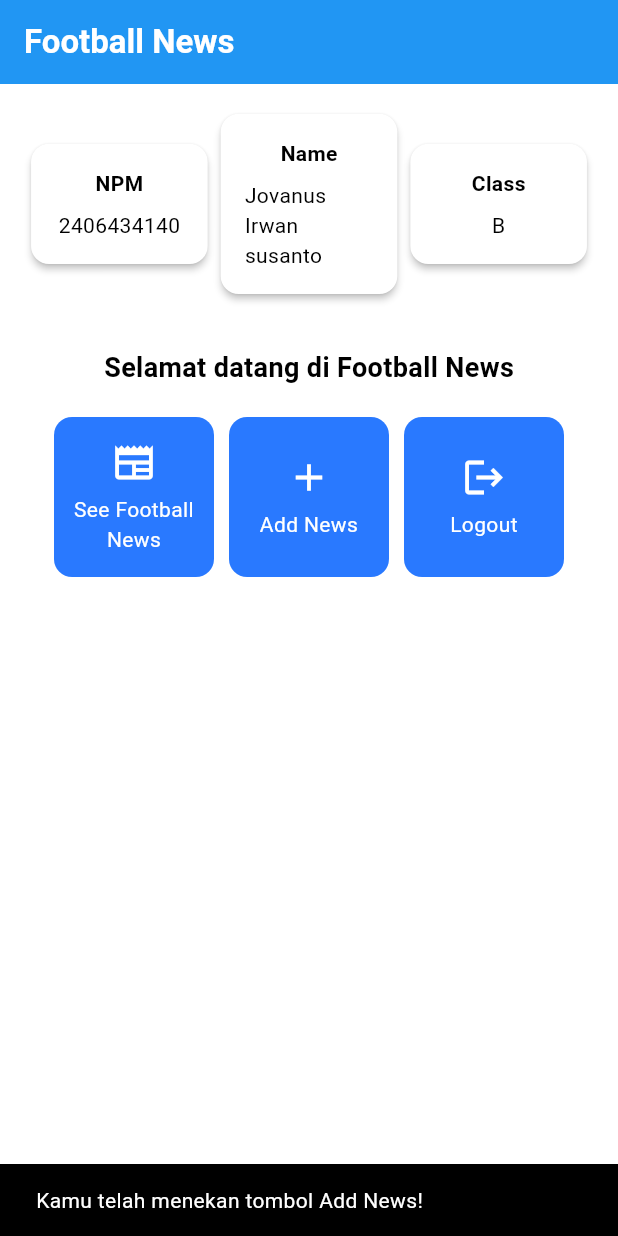
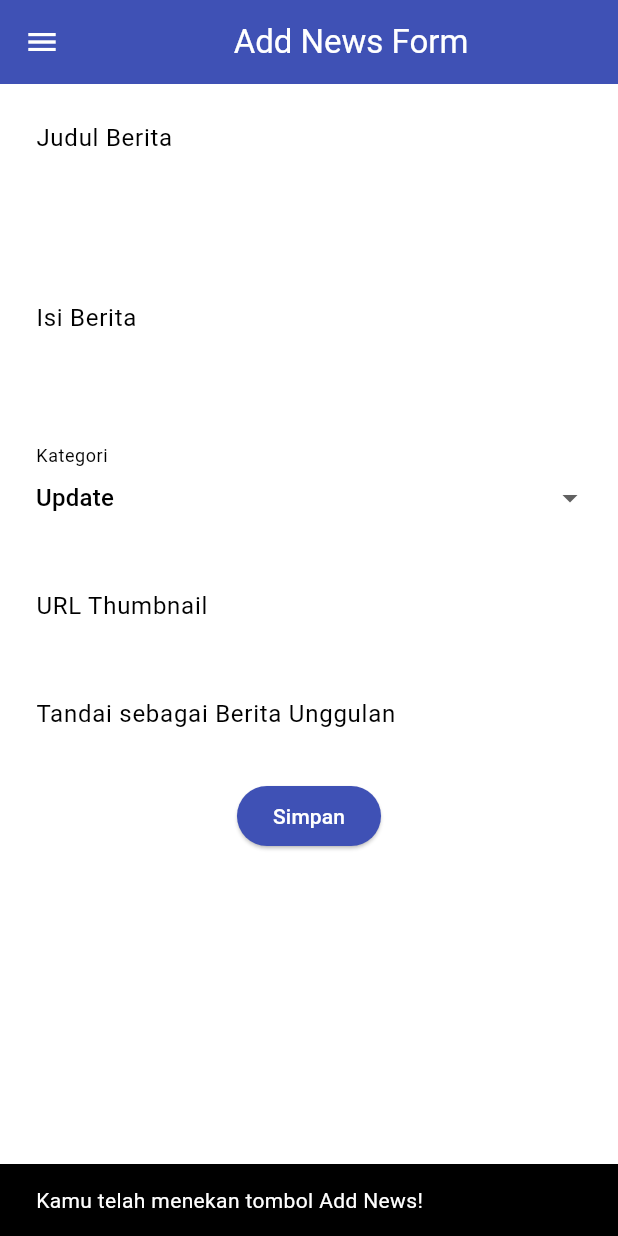
Before and after one commit to Jovanus2106/football-news-mobile, a Flutter app: the MyHomePage screen opened directly, after a tap on "Add News", on a phone screen of 412 x 824 dp. Run offline on Flutter 3.47's test engine with Material 3 defaults, Android fonts, the phone set to English and light mode, and no system bars.

Commit message:
tutorial 7 selesai

```diff
--- a/lib/main.dart
+++ b/lib/main.dart
@@ -1,5 +1,5 @@
 import 'package:flutter/material.dart';
-import 'package:football_news/menu.dart';
+import 'package:football_news/screens/menu.dart';
 
 void main() {
   runApp(const MyApp());
--- a/lib/menu.dart
+++ b/lib/screens/menu.dart
@@ -1,13 +1,17 @@
 import 'package:flutter/material.dart';
+import 'package:football_news/widgets/left_drawer.dart';
+import 'newslist_form.dart';
 
 class MyHomePage extends StatelessWidget {
-  MyHomePage({super.key, required ColorScheme colorScheme});
+  final ColorScheme colorScheme;
+
+  const MyHomePage({super.key, required this.colorScheme});
 
   final String nama = "Jovanus Irwan susanto"; //nama
   final String npm = "2406434140"; //npm
   final String kelas = "B"; //kelas
 
-  final List<ItemHomepage> items = [
+  static const List<ItemHomepage> items = [
     ItemHomepage("See Football News", Icons.newspaper),
     ItemHomepage("Add News", Icons.add),
     ItemHomepage("Logout", Icons.logout),
@@ -33,6 +37,7 @@ class MyHomePage extends StatelessWidget {
             .colorScheme
             .primary,
       ),
+      drawer: LeftDrawer(),
       // Body halaman dengan padding di sekelilingnya.
       body: Padding(
         padding: const EdgeInsets.all(16.0),
@@ -133,7 +138,7 @@ class ItemHomepage {
   final String name;
   final IconData icon;
 
-  ItemHomepage(this.name, this.icon);
+  const ItemHomepage(this.name, this.icon);
 }
 
 class ItemCard extends StatelessWidget {
@@ -160,6 +165,16 @@ class ItemCard extends StatelessWidget {
             ..showSnackBar(
                 SnackBar(content: Text("Kamu telah menekan tombol ${item.name}!"))
             );
+
+          // Navigate to NewsFormPage if "Add News" is tapped
+          if (item.name == "Add News") {
+            Navigator.push(
+              context,
+              MaterialPageRoute(
+                builder: (context) => const NewsFormPage(),
+              ),
+            );
+          }
         },
         // Container untuk menyimpan Icon dan Text
         child: Container(
--- /dev/null
+++ b/lib/screens/newslist_form.dart
@@ -0,0 +1,211 @@
+import 'package:flutter/material.dart';
+import 'package:football_news/widgets/left_drawer.dart';
+
+class NewsFormPage extends StatefulWidget {
+    const NewsFormPage({super.key});
+
+    @override
+    State<NewsFormPage> createState() => _NewsFormPageState();
+}
+
+class _NewsFormPageState extends State<NewsFormPage> {
+    final _formKey = GlobalKey<FormState>();
+    String _title = "";
+    String _content = "";
+    String _category = "update"; // default
+    String _thumbnail = "";
+    bool _isFeatured = false; // default
+
+    final List<String> _categories = [
+        'transfer',
+        'update',
+        'exclusive',
+        'match',
+        'rumor',
+        'analysis',
+    ];
+
+    @override
+    Widget build(BuildContext context) {
+        return Scaffold(
+          appBar: AppBar(
+            title: const Center(
+              child: Text(
+                'Add News Form',
+              ),
+            ),
+            backgroundColor: Colors.indigo,
+            foregroundColor: Colors.white,
+          ),
+          drawer: const LeftDrawer(),
+          body: Form(
+            key: _formKey,
+            child: SingleChildScrollView(
+              child: Column(
+                crossAxisAlignment: CrossAxisAlignment.start,
+                children: [
+                  // === Title ===
+                  Padding(
+                    padding: const EdgeInsets.all(8.0),
+                    child: TextFormField(
+                      decoration: InputDecoration(
+                        hintText: "Judul Berita",
+                        labelText: "Judul Berita",
+                        border: OutlineInputBorder(
+                          borderRadius: BorderRadius.circular(5.0),
+                        ),
+                      ),
+                      onChanged: (String? value) {
+                        setState(() {
+                          _title = value!;
+                        });
+                      },
+                      validator: (String? value) {
+                        if (value == null || value.isEmpty) {
+                          return "Judul tidak boleh kosong!";
+                        }
+                        return null;
+                      },
+                    ),
+                  ),
+
+                  // === Content ===
+                  Padding(
+                    padding: const EdgeInsets.all(8.0),
+                    child: TextFormField(
+                      maxLines: 5,
+                      decoration: InputDecoration(
+                        hintText: "Isi Berita",
+                        labelText: "Isi Berita",
+                        border: OutlineInputBorder(
+                          borderRadius: BorderRadius.circular(5.0),
+                        ),
+                      ),
+                      onChanged: (String? value) {
+                        setState(() {
+                          _content = value!;
+                        });
+                      },
+                      validator: (String? value) {
+                        if (value == null || value.isEmpty) {
+                          return "Isi berita tidak boleh kosong!";
+                        }
+                        return null;
+                      },
+                    ),
+                  ),
+
+                  // === Category ===
+                  Padding(
+                    padding: const EdgeInsets.all(8.0),
+                    child: DropdownButtonFormField<String>(
+                      decoration: InputDecoration(
+                        labelText: "Kategori",
+                        border: OutlineInputBorder(
+                          borderRadius: BorderRadius.circular(5.0),
+                        ),
+                      ),
+                      initialValue: _category,
+                      items: _categories
+                          .map((cat) => DropdownMenuItem(
+                                value: cat,
+                                child: Text(
+                                    cat[0].toUpperCase() + cat.substring(1)),
+                              ))
+                          .toList(),
+                      onChanged: (String? newValue) {
+                        setState(() {
+                          _category = newValue!;
+                        });
+                      },
+                    ),
+                  ),
+
+                  // === Thumbnail URL ===
+                  Padding(
+                    padding: const EdgeInsets.all(8.0),
+                    child: TextFormField(
+                      decoration: InputDecoration(
+                        hintText: "URL Thumbnail (opsional)",
+                        labelText: "URL Thumbnail",
+                        border: OutlineInputBorder(
+                          borderRadius: BorderRadius.circular(5.0),
+                        ),
+                      ),
+                      onChanged: (String? value) {
+                        setState(() {
+                          _thumbnail = value ?? "";
+                        });
+                      },
+                    ),
+                  ),
+
+                  // === Is Featured ===
+                  Padding(
+                    padding: const EdgeInsets.all(8.0),
+                    child: SwitchListTile(
+                      title: const Text("Tandai sebagai Berita Unggulan"),
+                      value: _isFeatured,
+                      onChanged: (bool value) {
+                        setState(() {
+                          _isFeatured = value;
+                        });
+                      },
+                    ),
+                  ),
+
+                  // === Tombol Simpan ===
+                  Padding(
+                    padding: const EdgeInsets.all(8.0),
+                    child: Center(
+                      child: ElevatedButton(
+                        style: ElevatedButton.styleFrom(
+                          backgroundColor: Colors.indigo,
+                        ),
+                        onPressed: () {
+                          if (_formKey.currentState!.validate()) {
+                            showDialog(
+                              context: context,
+                              builder: (context) {
+                                return AlertDialog(
+                                  title: const Text('Berita berhasil tersimpan'),
+                                  content: SingleChildScrollView(
+                                    child: Column(
+                                      crossAxisAlignment: CrossAxisAlignment.start,
+                                      children: [
+                                        Text('Judul: $_title'),
+                                        Text('Kategori: $_category'),
+                                        Text('Isi Berita: $_content'),
+                                        Text('URL Thumbnail: $_thumbnail'),
+                                        Text('Unggulan: ${_isFeatured ? "Ya" : "Tidak"}'),
+                                      ],
+                                    ),
+                                  ),
+                                  actions: [
+                                    TextButton(
+                                      onPressed: () {
+                                        Navigator.pop(context);
+                                        _formKey.currentState!.reset();
+                                      },
+                                      child: const Text('OK'),
+                                    ),
+                                  ],
+                                );
+                              },
+                            );
+                          }
+                        },
+                        child: const Text(
+                          "Simpan",
+                          style: TextStyle(color: Colors.white),
+                        ),
+                      ),
+                    ),
+                  ),
+                ],
+              ),
+            ),
+          ),
+        );
+    }
+}
--- /dev/null
+++ b/lib/widgets/left_drawer.dart
@@ -0,0 +1,72 @@
+import 'package:flutter/material.dart';
+import 'package:football_news/screens/menu.dart';
+import '../screens/newslist_form.dart';
+
+class LeftDrawer extends StatelessWidget {
+  const LeftDrawer({super.key});
+
+  @override
+  Widget build(BuildContext context) {
+    return Drawer(
+      child: ListView(
+        children: [
+          DrawerHeader(
+            decoration: const BoxDecoration(
+              color: Colors.blue,
+            ),
+            child: Column(
+              mainAxisAlignment: MainAxisAlignment.center,
+              children: [
+                const Text(
+                  'Football News',
+                  textAlign: TextAlign.center,
+                  style: TextStyle(
+                    fontSize: 30,
+                    fontWeight: FontWeight.bold,
+                    color: Colors.white,
+                  ),
+                ),
+                const Padding(padding: EdgeInsets.all(10)),
+                const Text(
+                  "Seluruh berita sepak bola terkini di sini!",
+                  textAlign: TextAlign.center,
+                  style: TextStyle(
+                    fontSize: 15,
+                    color: Colors.white,
+                    fontWeight: FontWeight.normal,
+                  ),
+                ),
+              ],
+            ),
+          ),
+          ListTile(
+            leading: const Icon(Icons.home_outlined),
+            title: const Text('Home'),
+            onTap: () {
+              Navigator.pushReplacement(
+                context,
+                MaterialPageRoute(
+                  builder: (context) => MyHomePage(
+                    colorScheme: Theme.of(context).colorScheme,
+                  ),
+                ),
+              );
+            },
+          ),
+          ListTile(
+            leading: const Icon(Icons.post_add),
+            title: const Text('Add News'),
+            onTap: () {
+              Navigator.pushReplacement(
+                context,
+                MaterialPageRoute(
+                  builder: (context) => const NewsFormPage(),
+                ),
+              );
+            },
+          ),
+        ],
+      ),
+    );
+  }
+}
```
Also changed, not shown: lib/widgets/news_card.dart (added).
